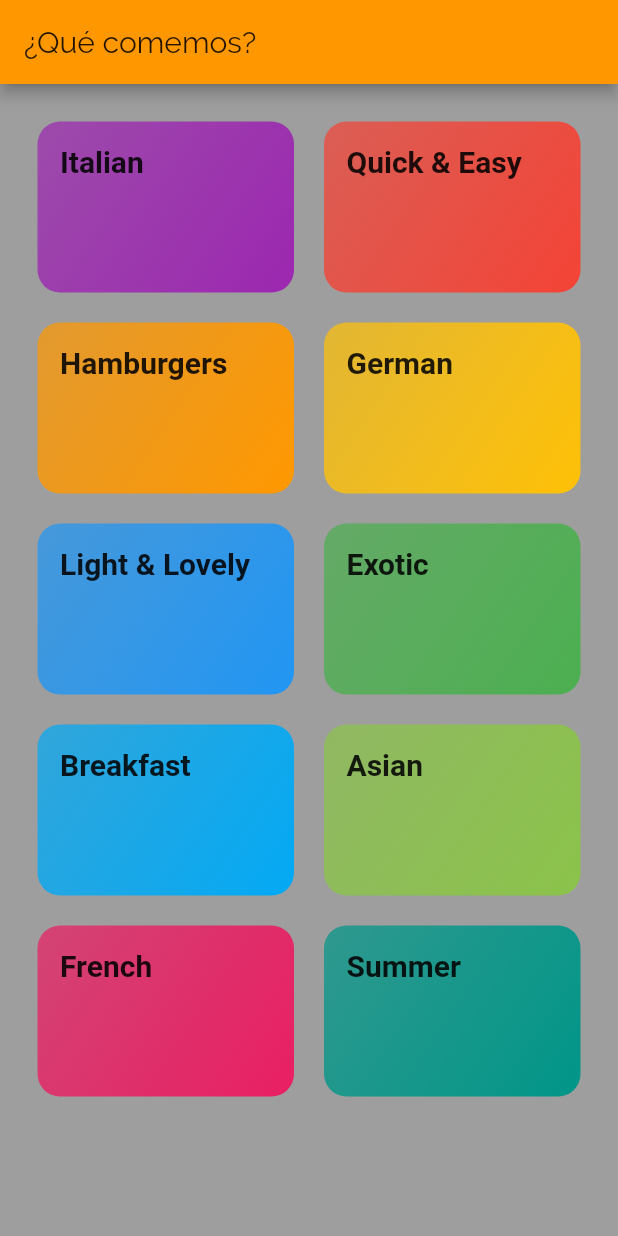
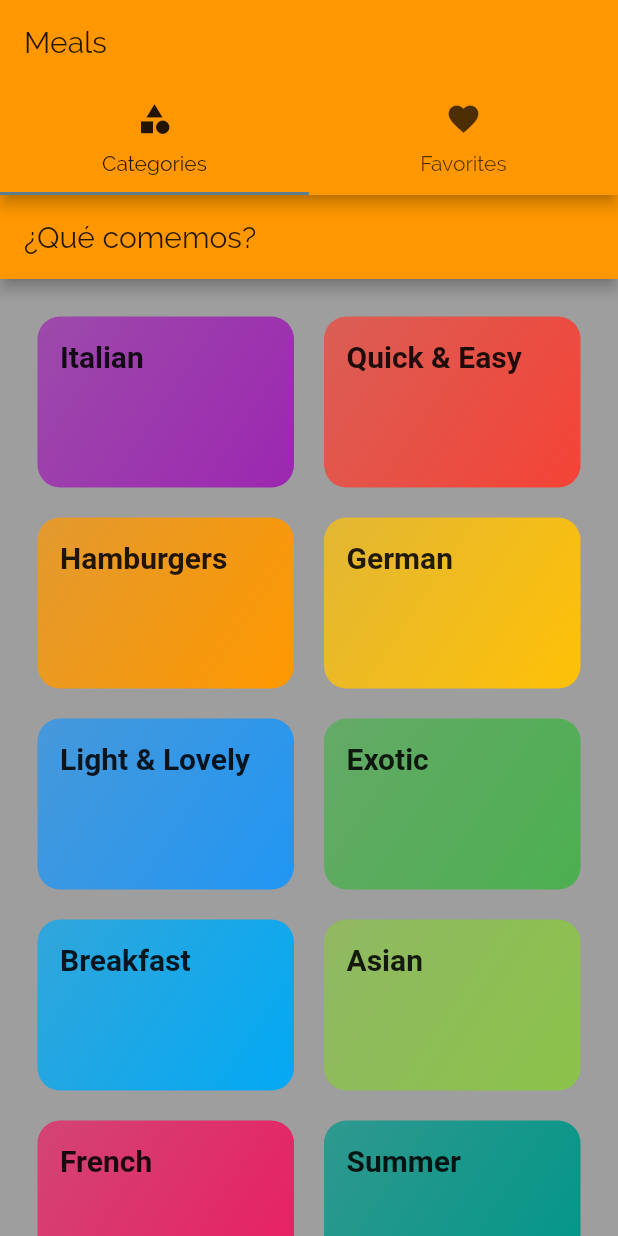
Before and after one commit to albertoecf/comidas_app, a Flutter app: the screen it shows after launch, on a phone screen of 412 x 824 dp. Run offline on Flutter 3.47's test engine with Material 2 defaults, Android fonts, the phone set to English and light mode, and no system bars; Roboto replaces fonts that are missing (RobotCondensed).

Commit message:
upper tab bar

```diff
--- a/lib/main.dart
+++ b/lib/main.dart
@@ -2,6 +2,7 @@
 //import 'dart:ui';
 
 import 'package:flutter/material.dart';
+import './screens/tabs_screen.dart';
 import './models/meal.dart';
 import './screens/meal_detail_screen.dart';
 import './screens/category_meals_screen.dart';
@@ -34,8 +35,9 @@
             ),
       ),
       //home: CategoriesScreen(), siempre puedo llamar a home con "/"
+      initialRoute: '/', // the default value is '/'
       routes: {
-        '/': (ctx) => CategoriesScreen(),
+        '/': (ctx) => TabsScreen(),
         CategoryMealsScreen.routeName: (ctx) => CategoryMealsScreen(),
         MealDetailScreen.routeName: (ctx) => MealDetailScreen(),
         //  '/category-meals':(ctx) =>CategoryMealsScreen() - podemos armar una propiedad
--- /dev/null
+++ b/lib/screens/favorites_screen.dart
@@ -0,0 +1,11 @@
+import 'package:flutter/material.dart';
+
+class FavoritesScreen extends StatelessWidget {
+
+  @override
+  Widget build(BuildContext context) {
+    return Center(child: Text('The favorites'),
+
+    );
+  }
+}
--- a/lib/screens/meal_detail_screen.dart
+++ b/lib/screens/meal_detail_screen.dart
@@ -74,7 +74,7 @@
                           selectedMeal.steps[index],
                         ),
                       ),
-                      Divider()
+                      Divider( )
                     ],
                   ),
                   itemCount: selectedMeal.steps.length,
--- /dev/null
+++ b/lib/screens/tabs_screen.dart
@@ -0,0 +1,43 @@
+import 'package:flutter/material.dart';
+import './categories_screen.dart';
+import './favorites_screen.dart';
+
+class TabsScreen extends StatefulWidget {
+  @override
+  _TabsScreenState createState() => _TabsScreenState();
+}
+
+class _TabsScreenState extends State<TabsScreen> {
+  @override
+  Widget build(BuildContext context) {
+    return DefaultTabController(
+      initialIndex: 0, // podes elegir cual es la primer pantalla que se muestra
+      length: 2,
+      child: Scaffold(
+        appBar: AppBar(
+          title: Text('Meals'),
+          bottom: TabBar(
+            tabs: <Widget>[
+              Tab(
+                icon: Icon(
+                  Icons.category,
+                ),
+                text: 'Categories',
+              ),
+              Tab(
+                icon: Icon(Icons.favorite),
+                text: 'Favorites',
+              )
+            ],
+          ),
+        ),
+        body: TabBarView(
+          children: <Widget>[
+            CategoriesScreen(),
+            FavoritesScreen(),
+          ],
+        ),
+      ),
+    );
+  }
+}
```
